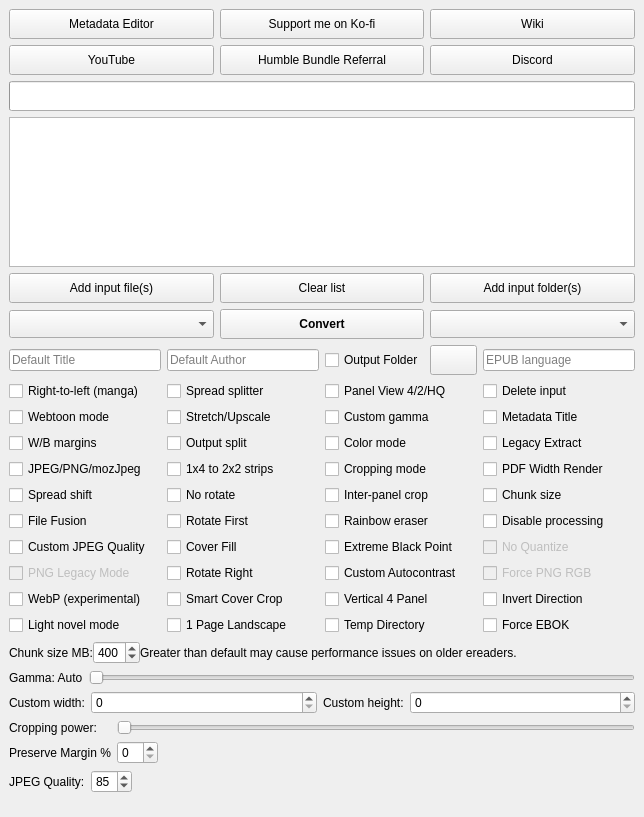
The window that gui/KCC.ui (ciromattia/kcc) describes before a commit, drawn with Qt 5.
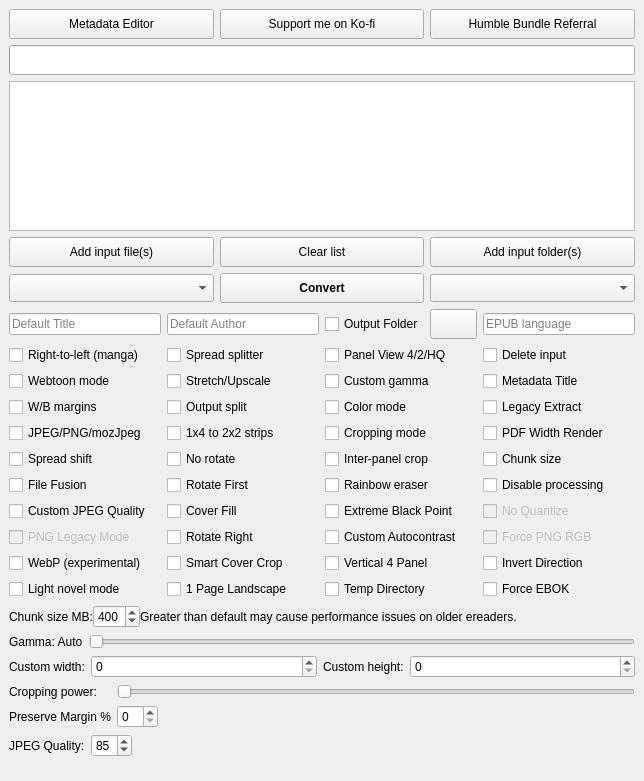
The same window after the commit. Icons and pictures are not drawn.

Commit message: remove 2nd row of buttons (#1377)

```diff
--- a/gui/KCC.ui
+++ b/gui/KCC.ui
@@ -37,8 +37,8 @@
        <property name="bottomMargin">
         <number>0</number>
        </property>
-       <item row="0" column="0">
-        <widget class="QPushButton" name="editorButton">
+       <item row="0" column="2">
+        <widget class="QPushButton" name="humbleButton">
          <property name="minimumSize">
           <size>
            <width>0</width>
@@ -49,7 +49,7 @@
           <string>&lt;html&gt;&lt;head/&gt;&lt;body&gt;&lt;p style='white-space:pre'&gt;Shift+Click to edit directory.&lt;/p&gt;&lt;/body&gt;&lt;/html&gt;</string>
          </property>
          <property name="text">
-          <string>Metadata Editor</string>
+          <string>Humble Bundle Referral</string>
          </property>
          <property name="icon">
           <iconset resource="KCC.qrc">
@@ -80,63 +80,23 @@
          </property>
         </widget>
        </item>
-       <item row="0" column="2">
-        <widget class="QPushButton" name="wikiButton">
+       <item row="0" column="0">
+        <widget class="QPushButton" name="editorButton">
          <property name="minimumSize">
           <size>
            <width>0</width>
            <height>30</height>
           </size>
          </property>
-         <property name="text">
-          <string>Wiki</string>
+         <property name="toolTip">
+          <string>&lt;html&gt;&lt;head/&gt;&lt;body&gt;&lt;p style='white-space:pre'&gt;Shift+Click to edit directory.&lt;/p&gt;&lt;/body&gt;&lt;/html&gt;</string>
          </property>
-         <property name="icon">
-          <iconset resource="KCC.qrc">
-           <normaloff>:/Other/icons/wiki.png</normaloff>:/Other/icons/wiki.png</iconset>
-         </property>
-        </widget>
-       </item>
-       <item row="1" column="0">
-        <widget class="QPushButton" name="youtubeButton">
-         <property name="minimumSize">
-          <size>
-           <width>0</width>
-           <height>30</height>
-          </size>
-         </property>
          <property name="text">
-          <string>YouTube</string>
+          <string>Metadata Editor</string>
          </property>
-        </widget>
-       </item>
-       <item row="1" column="1">
-        <widget class="QPushButton" name="humbleButton">
-         <property name="minimumSize">
-          <size>
-           <width>0</width>
-           <height>30</height>
-          </size>
-         </property>
-         <property name="text">
-          <string>Humble Bundle Referral</string>
-         </property>
          <property name="icon">
           <iconset resource="KCC.qrc">
-           <normaloff>:/Brand/icons/Humble_H-Red.png</normaloff>:/Brand/icons/Humble_H-Red.png</iconset>
-         </property>
-        </widget>
-       </item>
-       <item row="1" column="2">
-        <widget class="QPushButton" name="discordButton">
-         <property name="minimumSize">
-          <size>
-           <width>0</width>
-           <height>30</height>
-          </size>
-         </property>
-         <property name="text">
-          <string>Discord</string>
+           <normaloff>:/Other/icons/editor.png</normaloff>:/Other/icons/editor.png</iconset>
          </property>
         </widget>
        </item>
```
Left out of the diff: 6 changed lines with no effect on the pictures. The commit also changes 2 other files.
